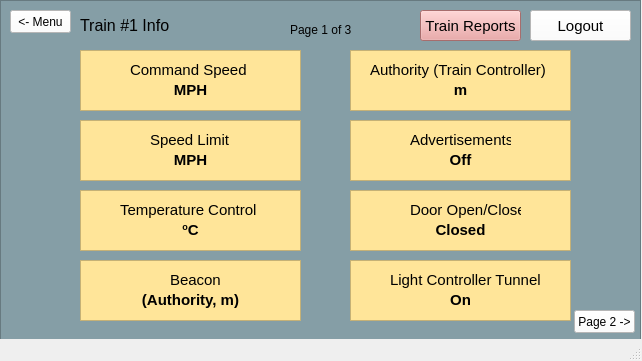
The window that src/UI/TrainModel/Train_Info_Page1.ui (aet37/ECE1140-Project) describes before a commit, drawn with Qt 5.
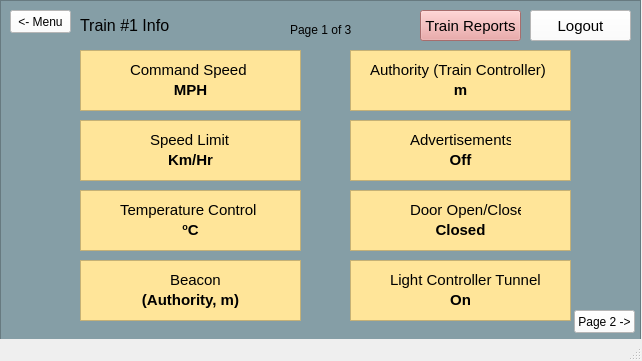
The same window after the commit.

Commit message: Should I Push???

```diff
--- a/src/UI/TrainModel/Train_Info_Page1.ui
+++ b/src/UI/TrainModel/Train_Info_Page1.ui
@@ -599,7 +599,7 @@
       <string notr="true">background-color: rgb(255, 229, 153);</string>
      </property>
      <property name="text">
-      <string>MPH</string>
+      <string>Km/Hr</string>
      </property>
      <property name="alignment">
       <set>Qt::AlignCenter</set>
```
The commit also changes 1 other file.
